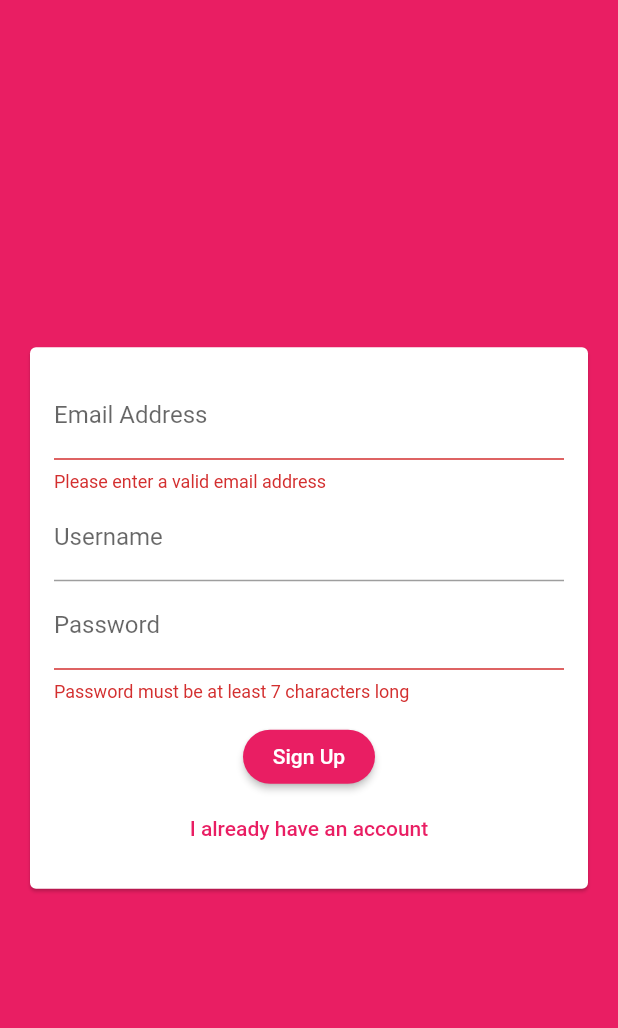
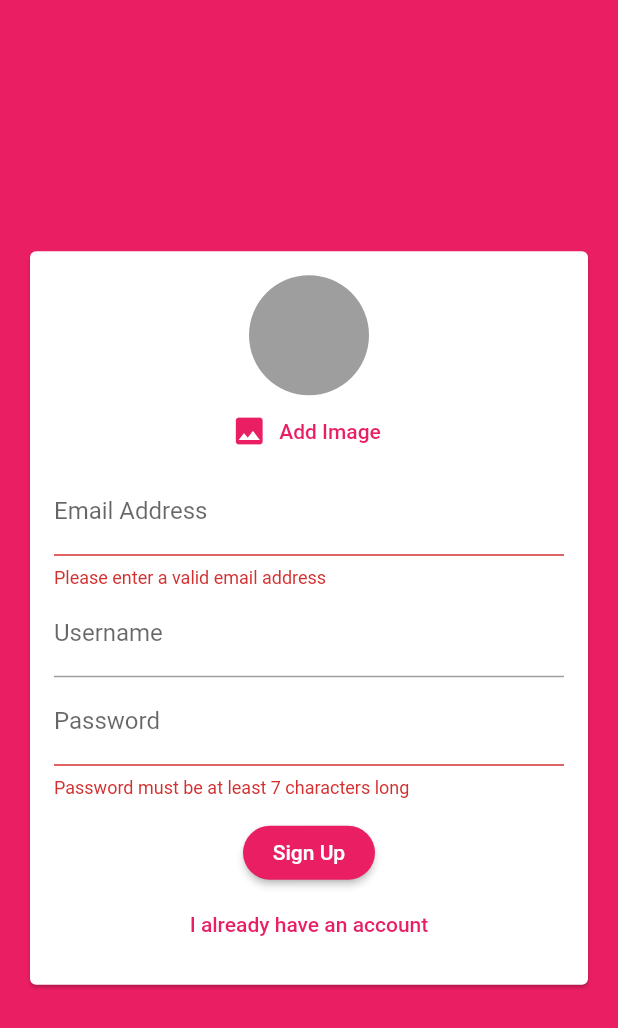
Before and after one commit to jeremiahAI/chat_app, a Flutter app: the screen it shows after launch, after a tap on "Login", after a tap on "Create new account", on a phone screen of 412 x 824 dp. Shown: the top 1028 px of the screen. Run offline on Flutter 3.47's test engine with Material 2 defaults, Android fonts, the phone set to English and light mode, and no system bars; our stand-ins replace cloud_firestore, firebase_auth, firebase_storage, image_picker; accounts and stored records are empty.

Commit message:
Add user image upload

```diff
--- a/lib/widgets/auth/auth_form.dart
+++ b/lib/widgets/auth/auth_form.dart
@@ -1,8 +1,11 @@
+import 'dart:io';
+
 import 'package:flutter/material.dart';
+import 'package:image_picker/image_picker.dart';
 
 class AuthForm extends StatefulWidget {
   final void Function(String email, String password, String username,
-      bool isLogin, BuildContext context) submitAuthForm;
+      File pickedImage, bool isLogin, BuildContext context) submitAuthForm;
   bool isLoading;
 
   AuthForm(this.submitAuthForm, this.isLoading);
@@ -18,10 +21,20 @@ class _AuthFormState extends State<AuthForm> {
   String username = '';
   String password = '';
 
+  File _pickedImage;
+
   _trySubmit() {
     final isValid = _formKey.currentState.validate();
 
     FocusScope.of(context).unfocus();
+
+    if (_pickedImage == null && !_isLogin) {
+      Scaffold.of(context).showSnackBar(SnackBar(
+        content: Text("Please select an image."),
+        backgroundColor: Theme.of(context).errorColor,
+      ));
+      return;
+    }
 
     if (!isValid) return;
 
@@ -31,10 +44,13 @@ class _AuthFormState extends State<AuthForm> {
       email.trim(),
       password.trim(),
       username.trim(),
+      _pickedImage,
       _isLogin,
       context,
     );
   }
+
+  _pickImage(File imageFile) => _pickedImage = imageFile;
 
   @override
   Widget build(BuildContext context) {
@@ -49,6 +65,7 @@ class _AuthFormState extends State<AuthForm> {
               child: Column(
                 mainAxisSize: MainAxisSize.min,
                 children: [
+                  if (!_isLogin) UserImagePicker(_pickImage),
                   TextFormField(
                     key: ValueKey('email'),
                     keyboardType: TextInputType.emailAddress,
@@ -115,3 +132,49 @@ class _AuthFormState extends State<AuthForm> {
     );
   }
 }
+
+class UserImagePicker extends StatefulWidget {
+  final Function(File imageFile) submitPickedImage;
+
+  UserImagePicker(this.submitPickedImage);
+
+  @override
+  _UserImagePickerState createState() => _UserImagePickerState();
+}
+
+class _UserImagePickerState extends State<UserImagePicker> {
+  File _pickedImage;
+
+  _pickImage() async {
+    final imageFile = await ImagePicker.pickImage(
+      source: ImageSource.camera,
+      imageQuality: 50,
+      maxWidth: 150,
+    );
+
+    setState(() {
+      _pickedImage = imageFile;
+    });
+    widget.submitPickedImage(imageFile);
+  }
+
+  @override
+  Widget build(BuildContext context) {
+    return Column(
+      children: [
+        CircleAvatar(
+          radius: 40,
+          backgroundColor: Colors.grey,
+          backgroundImage:
+              _pickedImage != null ? FileImage(_pickedImage) : null,
+        ),
+        FlatButton.icon(
+          icon: Icon(Icons.image),
+          onPressed: _pickImage,
+          label: Text("Add Image"),
+          textColor: Theme.of(context).primaryColor,
+        )
+      ],
+    );
+  }
+}
--- a/pubspec.yaml
+++ b/pubspec.yaml
@@ -25,6 +25,8 @@ dependencies:
     sdk: flutter
   cloud_firestore: ^0.13.5
   firebase_auth: ^0.16.0
+  image_picker: ^0.6.5+3
+  firebase_storage: ^3.1.5
 
 
   # The following adds the Cupertino Icons font to your application.
```
Also changed, not shown: lib/screens/auth_screen.dart (+14 -0 lines), pubspec.lock, 3 other files.
